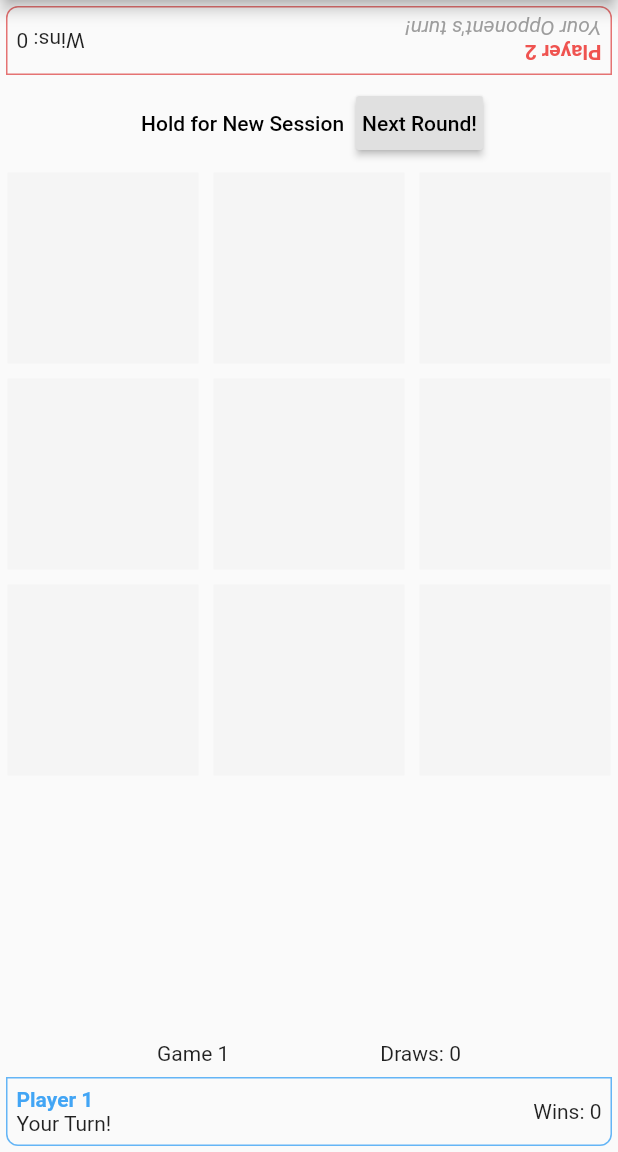
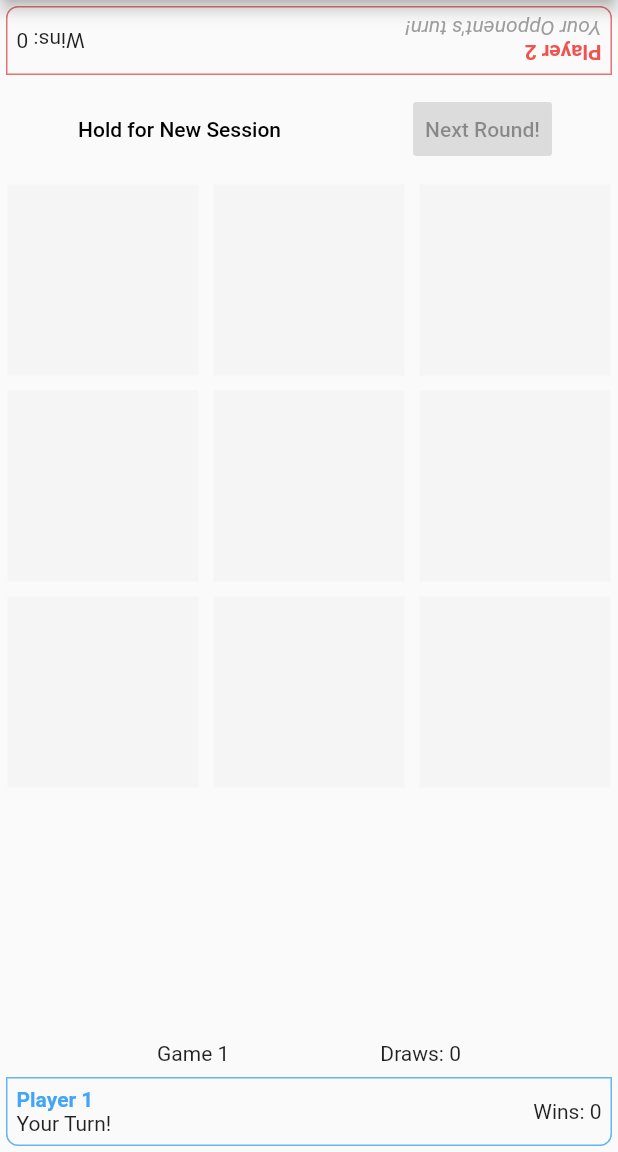
Before and after one commit to nguyen-michael/tic-tac-toe-flutter, a Flutter app: the screen it shows after launch, on a phone screen of 412 x 824 dp, the part 84-1236 px from its top. Run offline on Flutter 3.47's test engine with Material 2 defaults, Android fonts, the light colour scheme and no system bars.

Commit message:
Disable next round button when round hasn't ended

```diff
--- a/lib/main.dart
+++ b/lib/main.dart
@@ -1,5 +1,4 @@
 // import 'dart:html';
-import 'dart:math';
 import 'package:flutter/material.dart';
 import 'package:flutter/rendering.dart';
 
@@ -76,6 +75,16 @@ class _GameState extends State<Game> {
   bool _currentPlayerOne = true;
   bool _roundEnded = false;
 
+  /// Functionality for Next Round Button
+  void _nextRound() {
+    setState(() {
+      _gameState = [0, 0, 0, 0, 0, 0, 0, 0, 0];
+      _count += 1;
+      _currentPlayerOne = _count.isOdd;
+      _roundEnded = false;
+    });
+  }
+
   Widget _playerDisplay(int player, int score, bool current) {
     return Container(
       padding: EdgeInsets.all(6),
@@ -131,8 +140,8 @@ class _GameState extends State<Game> {
       );
 
   Widget _controls() => ButtonBar(
-        alignment: MainAxisAlignment.center,
-        buttonPadding: EdgeInsets.all(4),
+        alignment: MainAxisAlignment.spaceAround,
+        buttonPadding: EdgeInsets.all(8),
         children: [
           // Reset Button
           FlatButton(
@@ -150,14 +159,7 @@ class _GameState extends State<Game> {
           ),
           // Next Round Button
           RaisedButton(
-            onPressed: () {
-              setState(() {
-                _gameState = [0, 0, 0, 0, 0, 0, 0, 0, 0];
-                _count += 1;
-                _currentPlayerOne = _count.isOdd;
-                _roundEnded = false;
-              });
-            },
+            onPressed: _roundEnded ? _nextRound : null,
             child: Text("Next Round!"),
           )
         ],
@@ -216,13 +218,19 @@ class _GameState extends State<Game> {
   Widget build(BuildContext context) {
     return Column(
       children: [
-        Transform.rotate(
-          angle: pi,
+        RotatedBox(
+          quarterTurns: 2,
           child: _playerDisplay(2, _score[1], !_currentPlayerOne),
         ),
-        _controls(),
+        RotatedBox(
+          quarterTurns: 0,
+          child: _controls(),
+        ),
         _board(),
-        _display(),
+        RotatedBox(
+          quarterTurns: 0,
+          child: _display(),
+        ),
         _playerDisplay(1, _score[0], _currentPlayerOne),
       ],
     );
```
